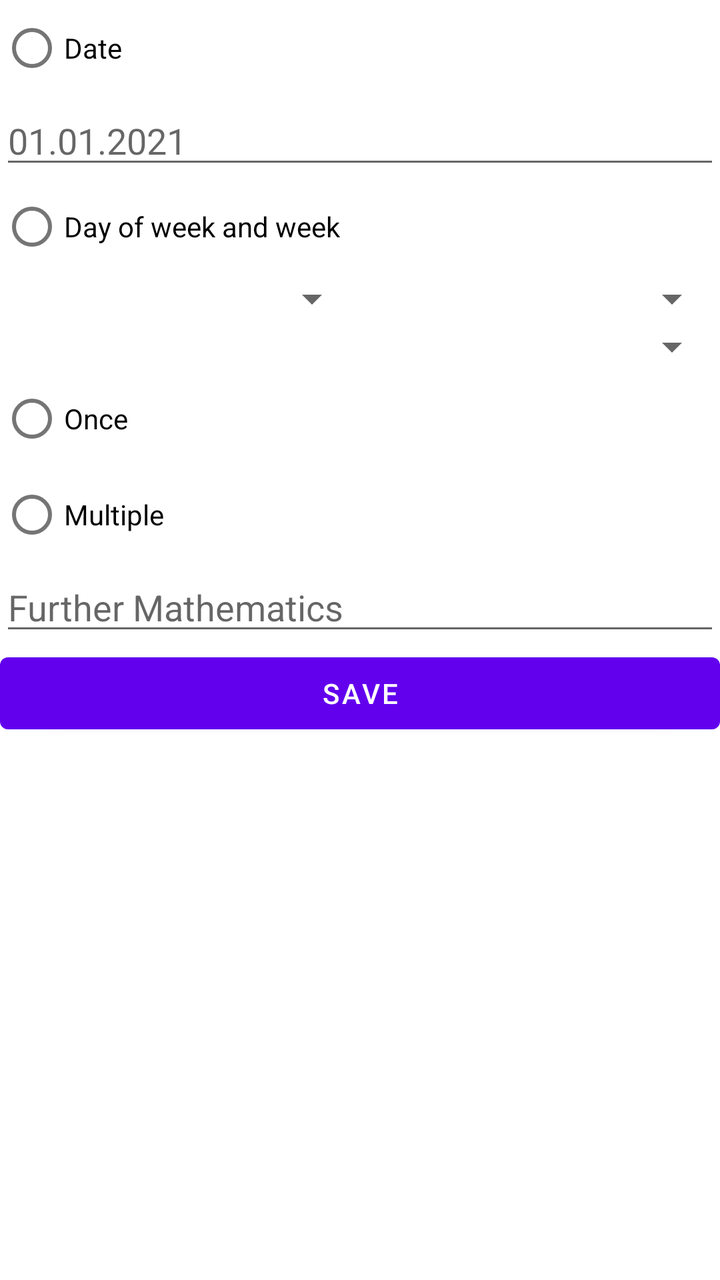
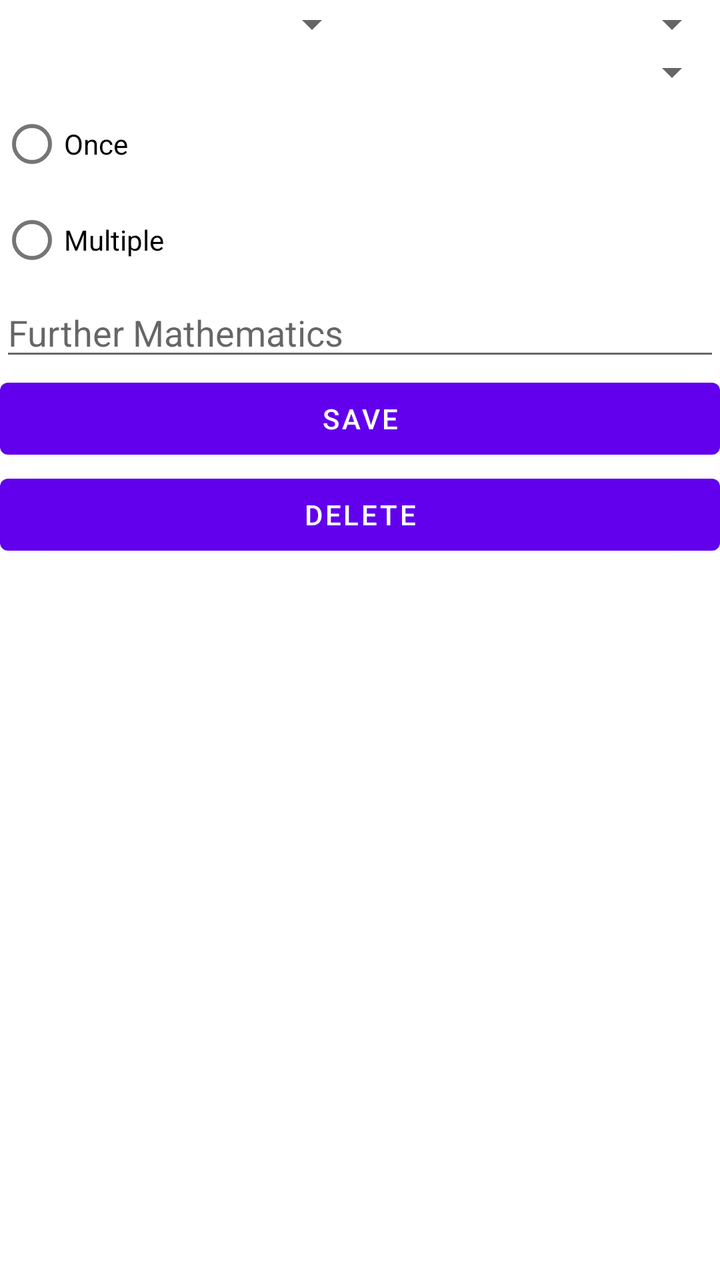

Before-and-after screenshots of an Android layout around one commit, followed by the original layout XML and the change that was made.
<!-- AndroidManifest.xml: application theme Theme.MyApplication -->
<!-- res/layout/fragment_note_editor.xml -->
<?xml version="1.0" encoding="utf-8"?>
<androidx.constraintlayout.widget.ConstraintLayout xmlns:android="http://schemas.android.com/apk/res/android"
    xmlns:app="http://schemas.android.com/apk/res-auto"
    xmlns:tools="http://schemas.android.com/tools"
    android:layout_width="match_parent"
    android:layout_height="match_parent">

    <LinearLayout
        android:layout_width="match_parent"
        android:layout_height="wrap_content"
        android:orientation="vertical"
        tools:ignore="MissingConstraints">

        <RadioGroup
            android:layout_width="match_parent"
            android:layout_height="wrap_content">

            <RadioButton
                android:id="@+id/select_date"
                android:layout_width="match_parent"
                android:layout_height="wrap_content"
                android:text="@string/select_date" />

            <EditText
                android:id="@+id/date_edit"
                android:layout_width="match_parent"
                android:layout_height="wrap_content"
                android:ems="10"
                android:hint="01.01.2021"
                android:inputType="date" />

            <RadioButton
                android:id="@+id/select_hand"
                android:layout_width="match_parent"
                android:layout_height="wrap_content"
                android:text="@string/select_hand" />

            <LinearLayout
                android:layout_width="match_parent"
                android:layout_height="match_parent"
                android:orientation="horizontal">

                <Spinner
                    android:id="@+id/day_of_week"
                    android:layout_width="match_parent"
                    android:layout_height="wrap_content"
                    android:layout_weight="1"
                    android:spinnerMode="dropdown" />

                <Spinner
                    android:id="@+id/week"
                    android:layout_width="match_parent"
                    android:layout_height="wrap_content"
                    android:layout_weight="1"
                    android:spinnerMode="dropdown" />

            </LinearLayout>

        </RadioGroup>

        <Spinner
            android:id="@+id/couple"
            android:layout_width="match_parent"
            android:layout_height="wrap_content"
            android:layout_weight="1"
            android:spinnerMode="dropdown" />


        <RadioGroup
            android:layout_width="match_parent"
            android:layout_height="match_parent" >

            <RadioButton
                android:id="@+id/select_once"
                android:layout_width="match_parent"
                android:layout_height="wrap_content"
                android:text="@string/select_once" />

            <RadioButton
                android:id="@+id/select_multiple"
                android:layout_width="match_parent"
                android:layout_height="wrap_content"
                android:text="@string/select_multiple" />

            <EditText
                android:id="@+id/note_text"
                android:layout_width="match_parent"
                android:layout_height="wrap_content"
                android:ems="10"
                android:hint="@string/example_note_text"
                android:inputType="textPersonName" />

            <Button
                android:id="@+id/save"
                android:layout_width="match_parent"
                android:layout_height="wrap_content"
                android:text="@string/save" />
        </RadioGroup>

    </LinearLayout>

</androidx.constraintlayout.widget.ConstraintLayout>
<!-- resources referenced by this layout -->
<resources>
  <string name="example_note_text">Further Mathematics</string>
  <string name="save">Save</string>
  <string name="select_date">Date</string>
  <string name="select_hand">Day of week and week</string>
  <string name="select_multiple">Multiple</string>
  <string name="select_once">Once</string>
  <style name="Theme.MyApplication" parent="Theme.MaterialComponents.DayNight.DarkActionBar">
          
          <item name="colorPrimary">@color/purple_500</item>
          <item name="colorPrimaryVariant">@color/purple_700</item>
          <item name="colorOnPrimary">@color/white</item>
          
          <item name="colorSecondary">@color/teal_200</item>
          <item name="colorSecondaryVariant">@color/teal_700</item>
          <item name="colorOnSecondary">@color/black</item>
          
          <item name="android:statusBarColor" tools:targetApi="l">?attr/colorPrimaryVariant</item>
          
      </style>
  <color name="purple_500">#FF6200EE</color>
  <color name="purple_700">#FF3700B3</color>
  <color name="white">#FFFFFFFF</color>
  <color name="teal_200">#FF03DAC5</color>
  <color name="teal_700">#FF018786</color>
  <color name="black">#FF000000</color>
</resources>

<!-- the commit's change to res/layout/fragment_note_editor.xml (unified diff, before → after) -->
@@ -11,52 +11,26 @@
         android:orientation="vertical"
         tools:ignore="MissingConstraints">
 
-        <RadioGroup
+        <LinearLayout
             android:layout_width="match_parent"
-            android:layout_height="wrap_content">
+            android:layout_height="match_parent"
+            android:orientation="horizontal">
 
-            <RadioButton
-                android:id="@+id/select_date"
+            <Spinner
+                android:id="@+id/day_of_week"
                 android:layout_width="match_parent"
                 android:layout_height="wrap_content"
-                android:text="@string/select_date" />
+                android:layout_weight="1"
+                android:spinnerMode="dropdown" />
 
-            <EditText
-                android:id="@+id/date_edit"
+            <Spinner
+                android:id="@+id/week"
                 android:layout_width="match_parent"
                 android:layout_height="wrap_content"
-                android:ems="10"
-                android:hint="01.01.2021"
-                android:inputType="date" />
+                android:layout_weight="1"
+                android:spinnerMode="dropdown" />
 
-            <RadioButton
-                android:id="@+id/select_hand"
-                android:layout_width="match_parent"
-                android:layout_height="wrap_content"
-                android:text="@string/select_hand" />
-
-            <LinearLayout
-                android:layout_width="match_parent"
-                android:layout_height="match_parent"
-                android:orientation="horizontal">
-
-                <Spinner
-                    android:id="@+id/day_of_week"
-                    android:layout_width="match_parent"
-                    android:layout_height="wrap_content"
-                    android:layout_weight="1"
-                    android:spinnerMode="dropdown" />
-
-                <Spinner
-                    android:id="@+id/week"
-                    android:layout_width="match_parent"
-                    android:layout_height="wrap_content"
-                    android:layout_weight="1"
-                    android:spinnerMode="dropdown" />
-
-            </LinearLayout>
-
-        </RadioGroup>
+        </LinearLayout>
 
         <Spinner
             android:id="@+id/couple"
@@ -64,7 +38,6 @@
             android:layout_height="wrap_content"
             android:layout_weight="1"
             android:spinnerMode="dropdown" />
-
 
         <RadioGroup
             android:layout_width="match_parent"
@@ -82,6 +55,8 @@
                 android:layout_height="wrap_content"
                 android:text="@string/select_multiple" />
 
+        </RadioGroup>
+
             <EditText
                 android:id="@+id/note_text"
                 android:layout_width="match_parent"
@@ -95,7 +70,12 @@
                 android:layout_width="match_parent"
                 android:layout_height="wrap_content"
                 android:text="@string/save" />
-        </RadioGroup>
+
+            <Button
+                android:id="@+id/delete"
+                android:layout_width="match_parent"
+                android:layout_height="wrap_content"
+                android:text="@string/delete" />
 
     </LinearLayout>
 
<!-- resource entries referenced after the edit -->
@@ -1,9 +1,8 @@
 <!-- resources referenced by this layout -->
 <resources>
+  <string name="delete">Delete</string>
   <string name="example_note_text">Further Mathematics</string>
   <string name="save">Save</string>
-  <string name="select_date">Date</string>
-  <string name="select_hand">Day of week and week</string>
   <string name="select_multiple">Multiple</string>
   <string name="select_once">Once</string>
   <style name="Theme.MyApplication" parent="Theme.MaterialComponents.DayNight.DarkActionBar">
